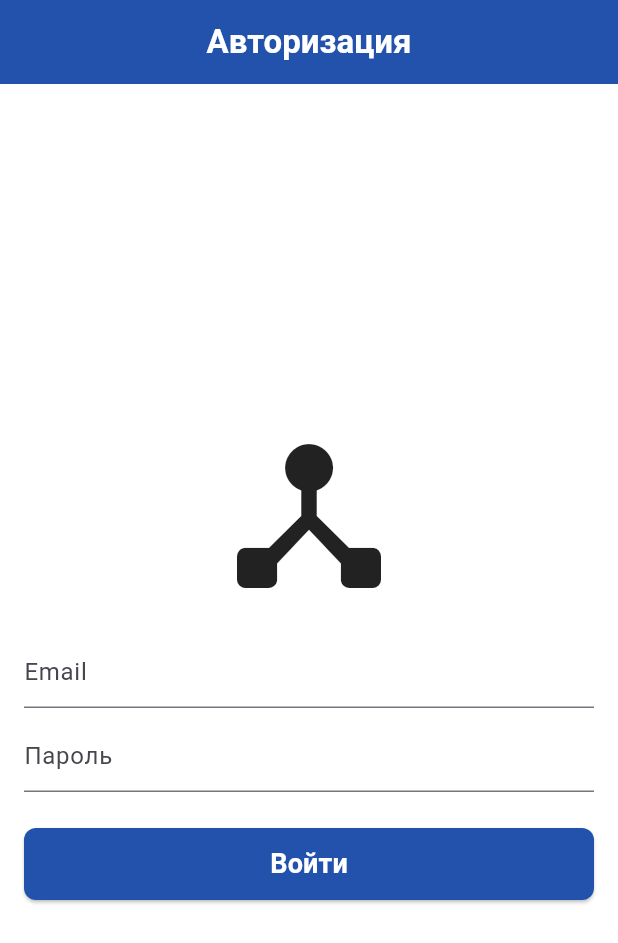
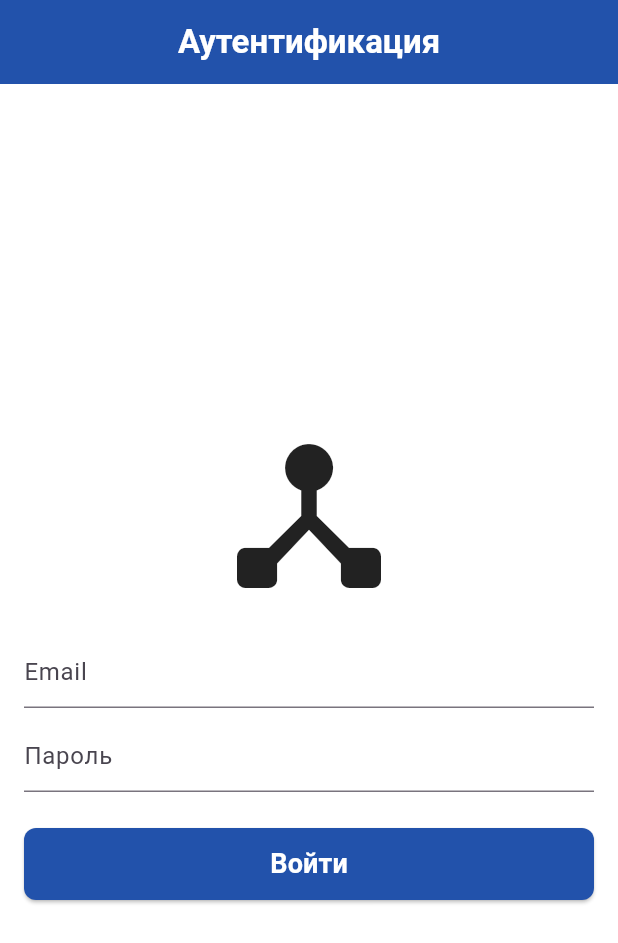
Before and after one commit to RonFall/flutter_arduino, a Flutter app: the screen it shows after launch, on a phone screen of 412 x 824 dp. Shown: the top 943 px of the screen. Run offline on Flutter 3.47's test engine with Material 3 defaults, Android fonts, the phone set to English and light mode, and no system bars; our stand-ins replace equatable, firebase_auth, firebase_core, firebase_database, flutter_riverpod; accounts and stored records are empty; generated files the repository leaves out were written again.

Commit message:
fix(source): Refactor

```diff
--- a/lib/auth/data/services/auth_service.dart
+++ b/lib/auth/data/services/auth_service.dart
@@ -1,7 +1,8 @@
 import 'package:firebase_auth/firebase_auth.dart';
 
-/// Сервис аутентификации Firebase
 class AuthService {
+  /// Если аутентификация, либо авторизация прошла успешно, значение этого
+  /// геттера становится заполненная модель [User]
   User? get user => FirebaseAuth.instance.currentUser;
 
   String? get userId => user?.uid;
--- a/lib/auth/domain/auth_scope_providers.dart
+++ b/lib/auth/domain/auth_scope_providers.dart
@@ -6,6 +6,9 @@ import 'package:flutter_riverpod/flutter_riverpod.dart';
 
 final loginAuthProvider = Provider.autoDispose<TextEditingController>((ref) {
   final controller = TextEditingController();
+  // onDispose срабатывает в местах, где использовался
+  // ref.watch(loginAuthProvider). После выхода из экрана этот текстовый
+  // контроллер закрывается
   ref.onDispose(() => controller.dispose());
   return controller;
 });
@@ -16,12 +19,15 @@ final passAuthProvider = Provider.autoDispose<TextEditingController>((ref) {
   return controller;
 });
 
+/// Провайдер для определения показа информационного сообщения. По факту булево,
+/// которое нужно, чтобы ограничить показ SnackBar в UI
 final hasSnackBarAppearedProvider = StateProvider<bool>((ref) => false);
 
 final userProvider = Provider<User?>(
   (ref) => ref.watch(authStateProvider).value,
 );
 
+/// Провайдер текущего состояния авторизованности
 final authStateProvider =
     StateNotifierProvider<AuthStateNotifier, AsyncValue<User?>>(
   (_) => AuthStateNotifier(service: AuthService()),
--- a/lib/auth/presentation/screens/auth_screen.dart
+++ b/lib/auth/presentation/screens/auth_screen.dart
@@ -9,6 +9,10 @@ class AuthScreen extends ConsumerWidget {
 
   @override
   Widget build(BuildContext context, WidgetRef ref) {
+    // Получаем значение TextEditingController, которое используем для
+    // текстового поля. ref.watch будет перестраивать виджет каждый раз, когда
+    // его значение меняется, например, при вызове у этого
+    // TextEditingController метода dispose
     final loginController = ref.watch(loginAuthProvider);
     final passController = ref.watch(passAuthProvider);
     _listenAuthState(context, ref);
@@ -19,7 +23,7 @@ class AuthScreen extends ConsumerWidget {
       appBar: AppBar(
         backgroundColor: const Color(0xFF2252AB),
         title: const Text(
-          'Авторизация',
+          'Аутентификация',
           style: TextStyle(
             color: Colors.white,
             fontSize: 22,
@@ -116,23 +120,29 @@ class AuthScreen extends ConsumerWidget {
     );
   }
 
+  /// Метод завершения ввода логина и пароля
   void _completeInput(
     BuildContext context,
     WidgetRef ref, {
     required String email,
     required String pass,
   }) {
+    // Если у пользователя открыта клавиатура - скрываем ее
     final isKeyboardVisible = MediaQuery.of(context).viewInsets.bottom > 1;
     if (isKeyboardVisible) FocusScope.of(context).unfocus();
+
+    // Вызываем функцию для входа
     ref.read(authStateProvider.notifier).login(email: email, password: pass);
   }
 
+  /// Отслеживает состояние авторизованности пользователя
   void _listenAuthState(BuildContext context, WidgetRef ref) {
     ref.listen<AsyncValue<User?>>(authStateProvider, (previous, next) async {
+      // Получаем значение флага для SnackBar
       final hasSnackBarAppeared = ref.watch(hasSnackBarAppearedProvider);
 
-      if (next.hasError) {
-        if (!hasSnackBarAppeared) {
+      // В случае ошибки показываем информационное сообщение
+      if (next.hasError && !hasSnackBarAppeared) {
         final snackBar = ScaffoldMessenger.of(context).showSnackBar(
           SnackBar(
             content: Text(
@@ -144,15 +154,18 @@ class AuthScreen extends ConsumerWidget {
             ),
             duration: const Duration(seconds: 3),
             onVisible: () {
+              // Меняем значение при показе на true, что позволит ограничить
+              // показ во время вывода этого сообщения
               ref.read(hasSnackBarAppearedProvider.notifier).state = true;
             },
           ),
         );
         await snackBar.closed;
+        // Меняем обратно на false после завершения показа
         ref.read(hasSnackBarAppearedProvider.notifier).state = false;
       }
-      }
 
+      // В случае успешной авторизации переходим на экран устройств
       if (next.hasValue && context.mounted) {
         Navigator.of(context).pushReplacement(
           MaterialPageRoute(builder: (_) => const DevicesScreen()),
--- a/lib/devices/domain/devices_riverpod.dart
+++ b/lib/devices/domain/devices_riverpod.dart
@@ -14,10 +14,14 @@ class DevicesStateNotifier extends StateNotifier<AsyncValue<DevicesData?>> {
 
     state = const AsyncLoading();
     state = await AsyncValue.guard(() async {
+      // Метод once в данном случае опрашивает БД лишь раз, чтобы получить
+      // данные
       final response = await _database.once();
+      // А затем просто достаем из пути, который мы указывали при написании
+      // кода для ESP32
       final data = response.snapshot.child('devices').value as Map?;
 
-      // Заполнение данных происходит прямо в логике, так как реализация проще
+      // Заполнение данных происходит прямо в логике, так как реализация простая
       return DevicesData(
         humidity: data?['humidity'],
         temperature: data?['temperature'],
--- a/lib/devices/domain/devices_scope_providers.dart
+++ b/lib/devices/domain/devices_scope_providers.dart
@@ -6,5 +6,7 @@ import 'package:flutter_riverpod/flutter_riverpod.dart';
 final devicesStateProvider =
     StateNotifierProvider<DevicesStateNotifier, AsyncValue<DevicesData?>>((_) {
   return DevicesStateNotifier(database: FirebaseDatabase.instance.ref())
+    // При входе на экран, где используется этот провайдер сразу же начнется
+    // запрос в сеть посредством вызова getDevicesData
     ..getDevicesData();
 });
--- a/lib/devices/domain/model/devices_data.dart
+++ b/lib/devices/domain/model/devices_data.dart
@@ -8,7 +8,10 @@ class DevicesData with EquatableMixin {
     required this.temperature,
   });
 
+  /// Влажность
   final int? humidity;
+
+  /// Температура
   final int? temperature;
 
   @override
```
Also changed, not shown: lib/auth/domain/auth_riverpod.dart (+9 -0 lines), lib/devices/presentation/screens/devices_screen.dart (+7 -0 lines). Lines whose indentation alone changed are shown as unchanged.
